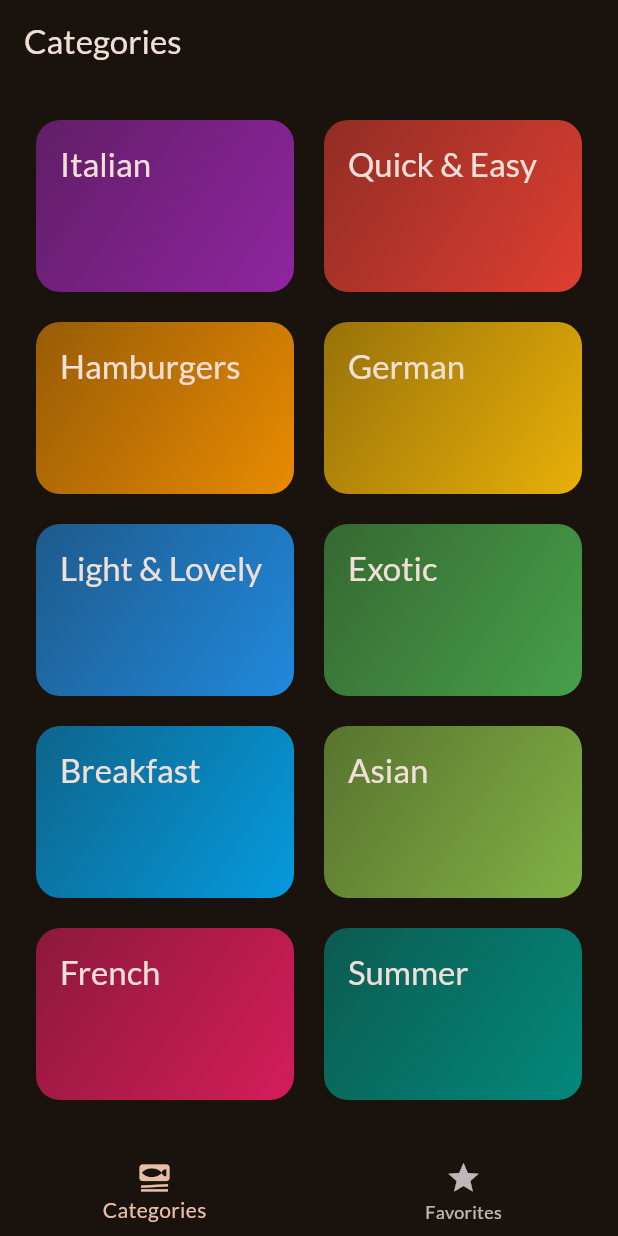
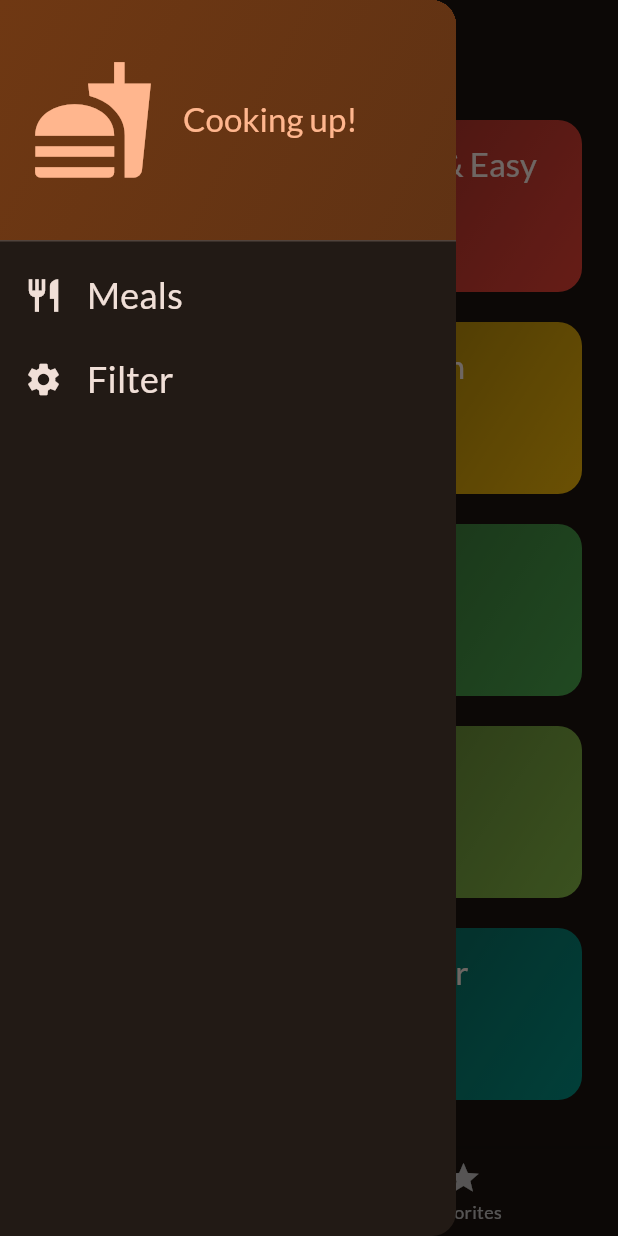
Before and after one commit to hr-shuvo/meal-app, a Flutter app: the screen it shows after launch, with the side drawer open (before the commit the screen has no drawer), on a phone screen of 412 x 824 dp. Run offline on Flutter 3.47's test engine with Material 3 defaults, Android fonts, the phone set to English and light mode, and no system bars; our stand-ins replace google_fonts, transparent_image.

Commit message:
add drawer

```diff
--- a/lib/screens/tabs.dart
+++ b/lib/screens/tabs.dart
@@ -1,6 +1,7 @@
 import 'package:flutter/material.dart';
 import 'package:meal/screens/categories.dart';
 import 'package:meal/screens/meals.dart';
+import 'package:meal/widgets/main_drawer.dart';
 
 import '../models/meal.dart';
 
@@ -63,6 +64,7 @@ class _TabsScreenState extends State<TabsScreen> {
 
     return Scaffold(
       appBar: AppBar(title: Text(activePageTitle)),
+      drawer: MainDrawer(),
       body: activePage,
       bottomNavigationBar: BottomNavigationBar(
         onTap: _selectPage,
--- /dev/null
+++ b/lib/widgets/main_drawer.dart
@@ -0,0 +1,74 @@
+import 'package:flutter/material.dart';
+
+class MainDrawer extends StatelessWidget {
+  const MainDrawer({super.key});
+
+  @override
+  Widget build(BuildContext context) {
+    return Drawer(
+      child: Column(
+        children: [
+          DrawerHeader(
+            padding: const EdgeInsets.all(20),
+            decoration: BoxDecoration(
+              gradient: LinearGradient(
+                colors: [
+                  Theme.of(context).colorScheme.primaryContainer,
+                  Theme.of(
+                    context,
+                  ).colorScheme.primaryContainer.withValues(alpha: .8),
+                ],
+                begin: Alignment.topLeft,
+                end: Alignment.bottomRight,
+              ),
+            ),
+            child: Row(
+              children: [
+                Icon(
+                  Icons.fastfood,
+                  size: 84,
+                  color: Theme.of(context).colorScheme.primary,
+                ),
+                const SizedBox(width: 18),
+                Text(
+                  "Cooking up!",
+                  style: Theme.of(context).textTheme.titleLarge!.copyWith(
+                    color: Theme.of(context).colorScheme.primary,
+                  ),
+                ),
+              ],
+            ),
+          ),
+          ListTile(
+            leading: Icon(
+              Icons.restaurant,
+              size: 26,
+              color: Theme.of(context).colorScheme.onSurface,
+            ),
+            title: Text(
+              'Meals',
+              style: Theme.of(context).textTheme.titleSmall!.copyWith(
+                color: Theme.of(context).colorScheme.onSurface,
+                fontSize: 24,
+              ),
+            ),
+          ),
+          ListTile(
+            leading: Icon(
+              Icons.settings,
+              size: 26,
+              color: Theme.of(context).colorScheme.onSurface,
+            ),
+            title: Text(
+              'Filter',
+              style: Theme.of(context).textTheme.titleSmall!.copyWith(
+                color: Theme.of(context).colorScheme.onSurface,
+                fontSize: 24,
+              ),
+            ),
+          ),
+        ],
+      ),
+    );
+  }
+}
```
